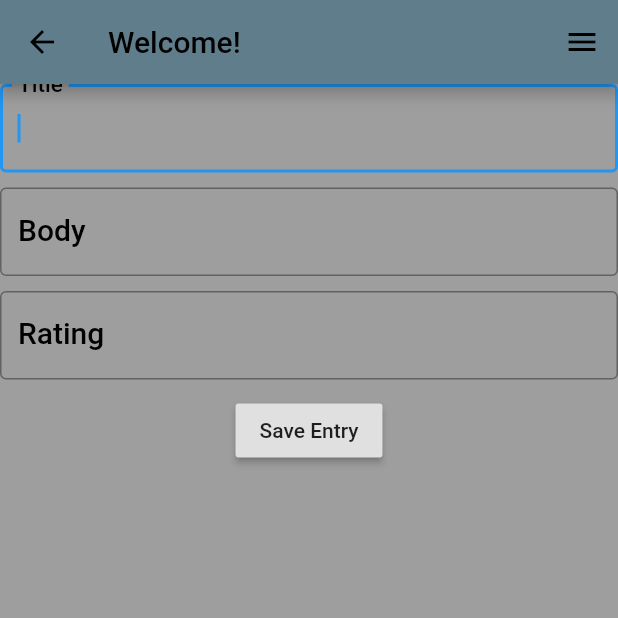
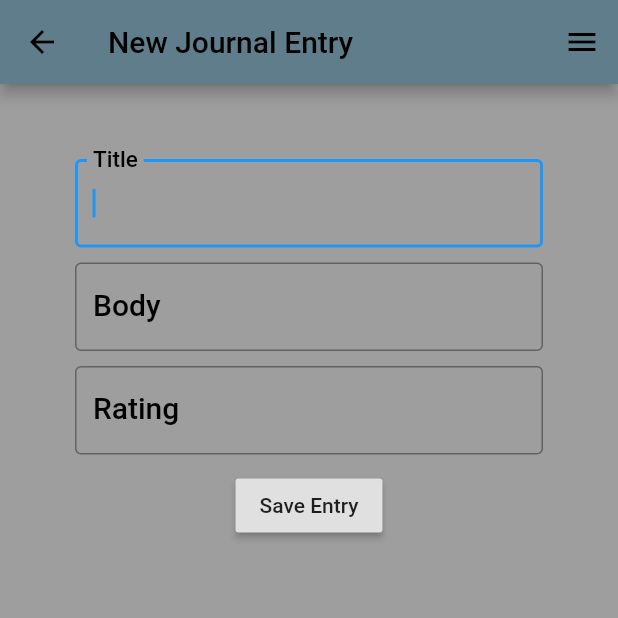
Before and after one commit to arizala13/project_4, a Flutter app: the JournalEntryForm screen opened directly, on a phone screen of 412 x 824 dp, the top half of it. Run offline on Flutter 3.47's test engine with Material 2 defaults, Android fonts, the phone set to English and light mode, and no system bars; our stand-ins replace shared_preferences; accounts and stored records are empty.

Commit message:
Updating new journal entry screen

```diff
--- a/lib/JournalEntryForm.dart
+++ b/lib/JournalEntryForm.dart
@@ -1,8 +1,6 @@
 import 'package:flutter/material.dart';
 import 'package:provider/provider.dart';
 import 'AppStateNotifier.dart';
-import 'ThemeInfo.dart';
-import 'JournalEntryForm.dart';
 
 class JournalEntryFields {
   String title;
@@ -28,9 +26,15 @@ class _JournalEntryFormState extends State<JournalEntryForm>{
   Widget build(BuildContext context) {
         return Scaffold(
       appBar: AppBar(
-        title: Text('Welcome!', style: Theme.of(context).textTheme.title,)
+        title: Text('New Journal Entry', style: Theme.of(context).textTheme.title,)
         ),
-      body: Center(child: Column(
+      body: Center(child: Container(
+        color: Theme.of(context).scaffoldBackgroundColor,
+        child: Form(
+          key: formKey,
+                child: Padding(
+                  padding: const EdgeInsets.all(50.0),
+                  child: Column(
             children: [
               new TextFormField(
                   autofocus: true,
@@ -104,6 +108,9 @@ class _JournalEntryFormState extends State<JournalEntryForm>{
           ],
         ),
                 ),
+        ),
+      )
+                ),
       endDrawer: Drawer(
           child: Container(
             color: Theme.of(context).appBarTheme.color,
```
